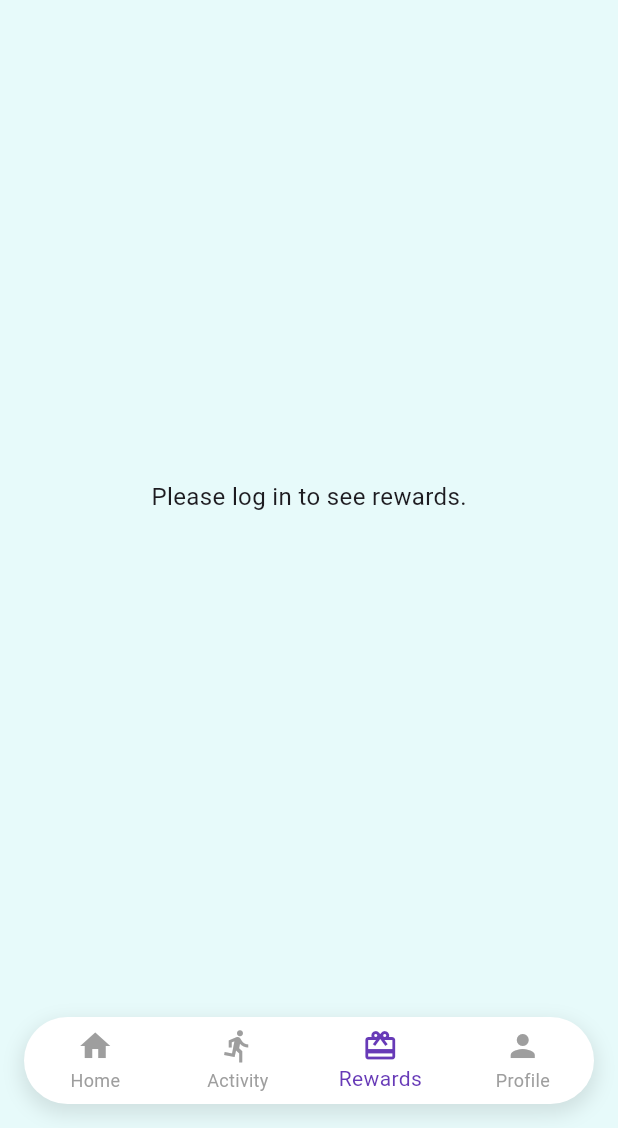
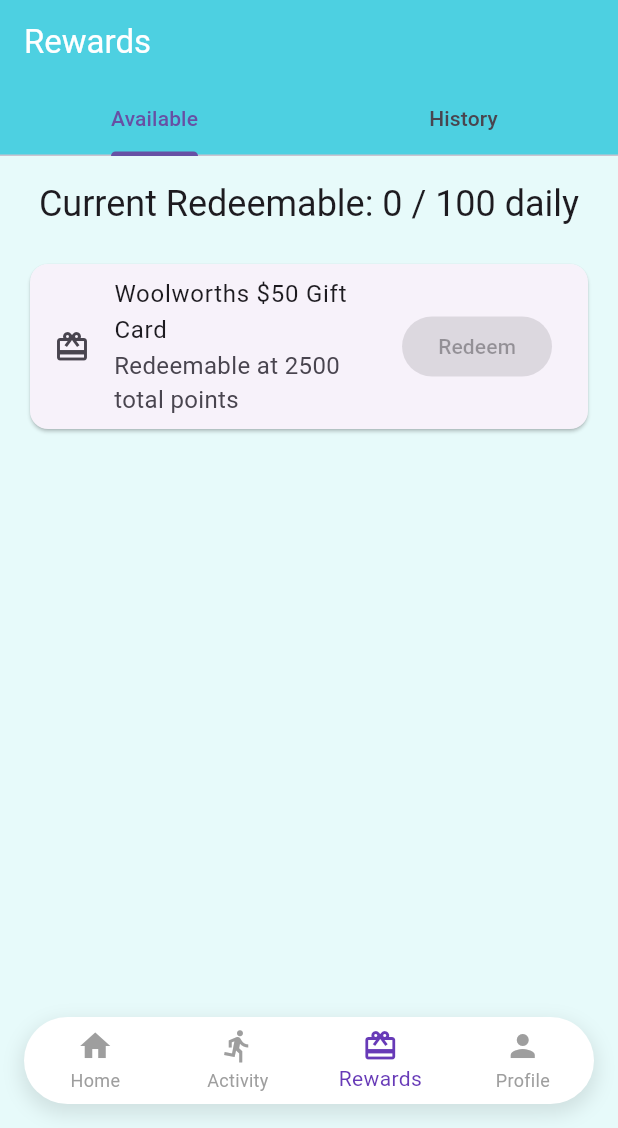
Before and after one commit to AceAsif/Steps4Perks-app, a Flutter app: the screen it shows after launch, item 3 of the bottom bar chosen, on a phone screen of 412 x 824 dp, the part 108-1236 px from its top. Run offline on Flutter 3.47's test engine with Material 3 defaults, Android fonts, the phone set to English and light mode, and no system bars; our stand-ins replace cloud_firestore, device_info_plus, firebase_auth, firebase_core, fl_chart, flutter_local_notifications and 5 more; accounts and stored records are empty.

Commit message:
Made the app work without authentication from the database.

```diff
--- a/lib/view/rewardspage.dart
+++ b/lib/view/rewardspage.dart
@@ -14,10 +14,20 @@ class RewardsPage extends StatelessWidget {
     final databaseService = DatabaseService();
     final currentUserId = databaseService.currentUserId;
 
+    debugPrint('RewardsPage: Current User ID: $currentUserId'); // Keep this debug print
+
+    // --- TEMPORARY: For testing without authentication ---
+    // Remove this block when you implement proper user authentication flow.
     if (currentUserId == null) {
-      return const Center(child: Text('Please log in to see rewards.'));
+      debugPrint('RewardsPage: User ID is null, but proceeding for testing purposes.');
+      // You could return a loading indicator here if you want to wait for auth state
+      // return const Center(child: CircularProgressIndicator());
+      // Or, if you want to force display even without auth:
+      // return _buildRewardsContent(context, stepTracker, databaseService); // Call the content directly
     }
+    // --- END TEMPORARY ---
 
+    // The rest of your build method is the actual content
     return DefaultTabController(
       length: 2,
       child: Scaffold(
@@ -40,8 +50,7 @@ class RewardsPage extends StatelessWidget {
                   // Display current redeemable points
                   Text(
                     'Current Redeemable: ${stepTracker.totalPoints} / ${StepTracker.dailyRedemptionCap} daily',
-                    // FIX: Replace headline6 with headlineSmall
-                    style: Theme.of(context).textTheme.headlineSmall, // <-- FIX IS HERE
+                    style: Theme.of(context).textTheme.headlineSmall,
                   ),
                   const SizedBox(height: 20),
                   // Woolworths Gift Card
@@ -69,7 +78,7 @@ class RewardsPage extends StatelessWidget {
                 ],
               ),
             ),
-            // Rewards History Tab
+            // Rewards History Tab (using StreamBuilder to fetch from Database)
             StreamBuilder<List<Map<String, dynamic>>>(
               stream: databaseService.getRedeemedRewards(),
               builder: (context, snapshot) {
--- a/pubspec.yaml
+++ b/pubspec.yaml
@@ -78,7 +78,6 @@ dependencies:
   google_mobile_ads: ^6.0.0
 
 
-
 dev_dependencies:
   flutter_test:
     sdk: flutter
```
Also changed, not shown: lib/main.dart (line endings or trailing spaces).
